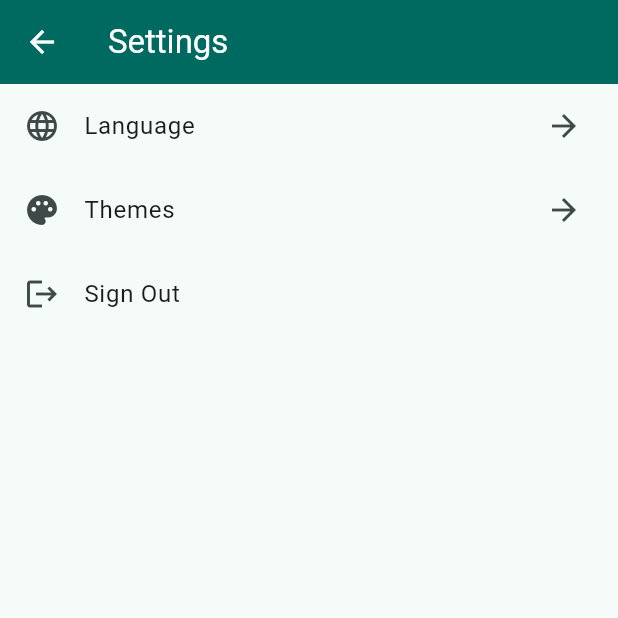
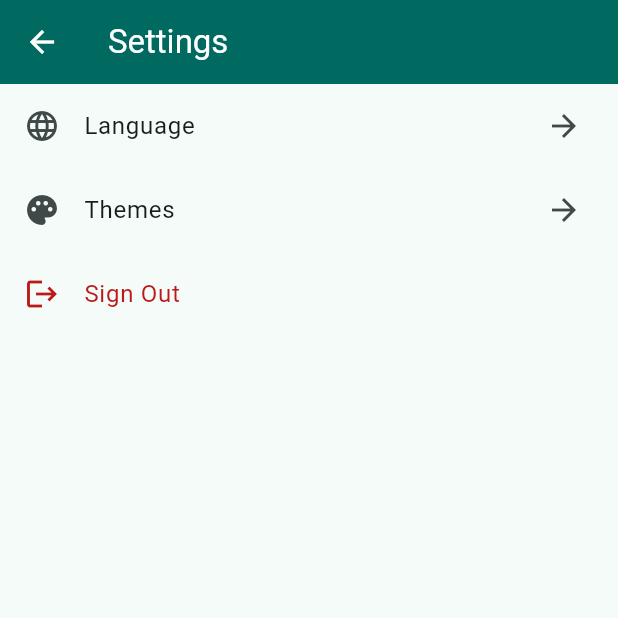
Before and after one commit to ioncelciuc/expense_management, a Flutter app: the SettingsUi screen opened directly, on a phone screen of 412 x 824 dp, the top half of it. Run offline on Flutter 3.47's test engine with Material 3 defaults, Android fonts, the phone set to English and light mode, and no system bars; our stand-ins replace cloud_firestore, firebase_auth, firebase_core, flutter_bloc, flutter_dotenv, fluttertoast and 2 more; accounts and stored records are empty.

Commit message:
Update settings_ui.dart

```diff
--- a/lib/screens/settings/settings_ui.dart
+++ b/lib/screens/settings/settings_ui.dart
@@ -46,8 +46,14 @@ class _SettingsUiState extends State<SettingsUi> {
             },
           ),
           ListTile(
-            leading: const Icon(Icons.logout),
-            title: Text(AppLocalizations.of(context)!.sign_out),
+            leading: Icon(
+              Icons.logout,
+              color: Theme.of(context).colorScheme.error,
+            ),
+            title: Text(
+              AppLocalizations.of(context)!.sign_out,
+              style: TextStyle(color: Theme.of(context).colorScheme.error),
+            ),
             onTap: () {
               BlocProvider.of<AuthCubit>(context).signOut();
               Navigator.of(context).pop();
```
